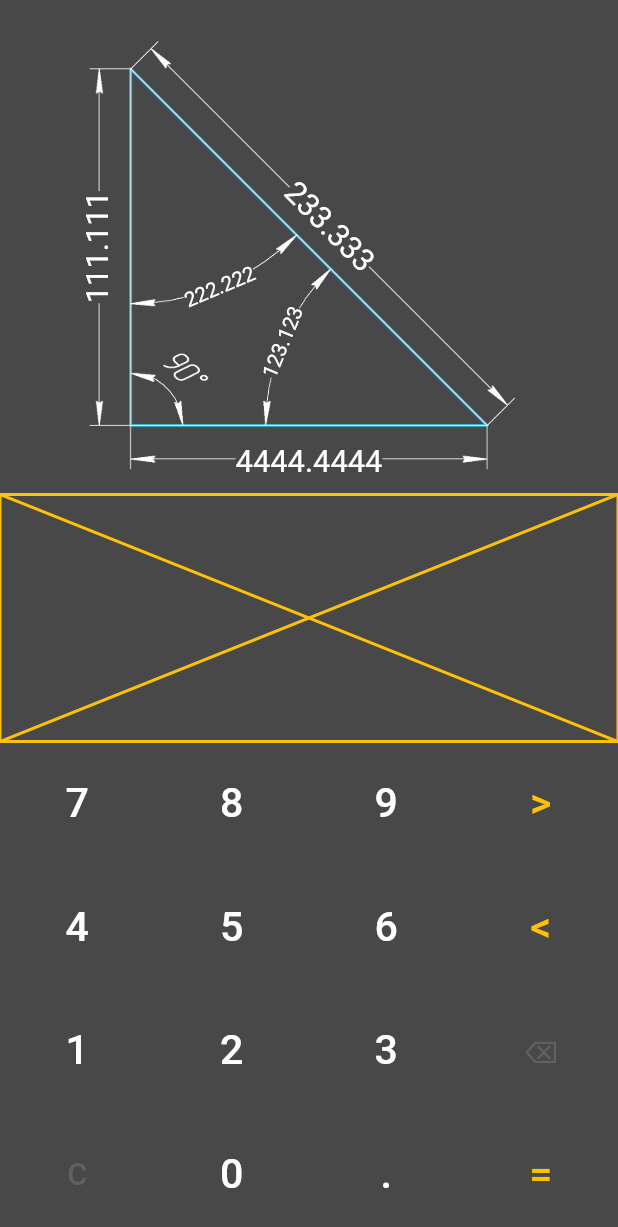
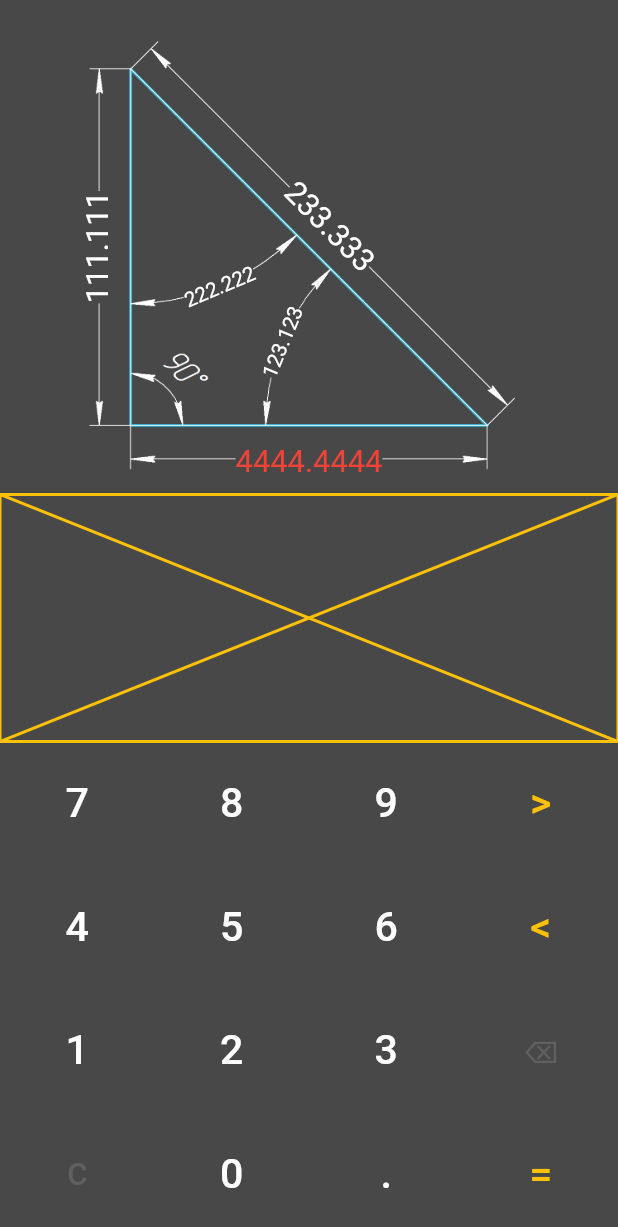
Before and after one commit to a-dev-mobile/calc_triangle, a Flutter app: the screen it shows after launch, on a phone screen of 412 x 824 dp. Shown: the top 1227 px of the screen. Run offline on Flutter 3.47's test engine with Material 2 defaults, Android fonts, the phone set to English and light mode, and no system bars; our stand-ins replace flutter_screenutil, get; missing offline and left inert: flutter_inappwebview.

Commit message:
you need to configure switching between widgets

```diff
--- a/lib/const.dart
+++ b/lib/const.dart
@@ -1,3 +1,5 @@
+import 'dart:ui';
+
 abstract class AssetsPathTriangle {
   static const String _pathAssetsImage = 'assets/image/triangle/';
 
@@ -22,3 +24,9 @@ enum Triangle {
 }
 
 enum BtnTypeCalc { integer, function, operator }
+
+
+abstract class ConstColors{
+   static const scaffoldBackground = Color.fromRGBO(72, 72, 72, 1);
+
+}
--- a/lib/main.dart
+++ b/lib/main.dart
@@ -1,9 +1,10 @@
 // ignore_for_file: prefer_const_constructors, unused_field, avoid_print
 
-import 'dart:convert';
+
 import 'dart:io';
 
-import 'package:calc_triangle/pages/home_page.dart';
+import 'package:calc_triangle/const.dart';
+
 import 'package:calc_triangle/pages/r_triangle_page.dart';
 
 import 'package:flutter/material.dart';
@@ -11,6 +12,7 @@ import 'package:flutter/services.dart';
 
 import 'package:flutter_inappwebview/flutter_inappwebview.dart';
 import 'package:flutter_screenutil/flutter_screenutil.dart';
+import 'package:get/get.dart';
 
 Future<void> main() async {
   WidgetsFlutterBinding.ensureInitialized();
@@ -33,7 +35,7 @@ class MyApp extends StatelessWidget {
     return ScreenUtilInit(
         designSize: Size(1080, 2400),
         builder: () {
-          return MaterialApp(
+          return GetMaterialApp(
             home: RighTriangelePage(),
             theme: ThemeData(
               brightness: Brightness.light,
@@ -41,10 +43,10 @@ class MyApp extends StatelessWidget {
               /* light theme settings */
             ),
             darkTheme: ThemeData(
-              brightness: Brightness.dark,
-  scaffoldBackgroundColor: Color.fromRGBO(72, 72, 72, 1)
-              /* dark theme settings */
-            ),
+                brightness: Brightness.dark,
+                scaffoldBackgroundColor: ConstColors.scaffoldBackground
+                /* dark theme settings */
+                ),
             themeMode: ThemeMode.dark,
             /* ThemeMode.system to follow system theme,
          ThemeMode.light for light theme,
--- a/lib/pages/r_triangle_page.dart
+++ b/lib/pages/r_triangle_page.dart
@@ -4,7 +4,7 @@ import 'dart:convert';
 import 'dart:math';
 
 import 'package:calc_triangle/utils/key_symbol.dart';
-import 'package:calc_triangle/widget/btn_image.dart';
+import 'package:calc_triangle/widget/text_in_image.dart';
 import 'package:calc_triangle/widget/calculator_key.dart';
 import 'package:calc_triangle/widget/formulas_web_view.dart';
 import 'package:flutter/material.dart';
@@ -48,7 +48,6 @@ class RighTriangelePage extends StatelessWidget {
                   minSize: minSize,
                   text: '123.123',
                   angle: -67.66,
-                  colorBgBtn: Color.fromRGBO(72, 72, 72, 1),
                   fontSize: 40.sp,
                   posX: -5.396,
                   posY: 19.117,
@@ -57,7 +56,6 @@ class RighTriangelePage extends StatelessWidget {
                   minSize: minSize,
                   text: '222.222',
                   angle: -22.96,
-                  colorBgBtn: Color.fromRGBO(72, 72, 72, 1),
                   fontSize: 40.sp,
                   posX: -18.073,
                   posY: 7.915,
@@ -66,7 +64,6 @@ class RighTriangelePage extends StatelessWidget {
                   minSize: minSize,
                   text: '233.333',
                   angle: 45,
-                  colorBgBtn: Color.fromRGBO(72, 72, 72, 1),
                   fontSize: 60.sp,
                   posX: 4.166,
                   posY: -4.166,
@@ -75,16 +72,15 @@ class RighTriangelePage extends StatelessWidget {
                   minSize: minSize,
                   text: '4444.4444',
                   angle: 0,
-                  colorBgBtn: Color.fromRGBO(72, 72, 72, 1),
                   fontSize: 60.sp,
                   posX: 0,
                   posY: 43.345,
+                  isActive: true,
                 ),
                 TextInImage(
                   minSize: minSize,
                   text: '111.111',
                   angle: -90,
-                  colorBgBtn: Color.fromRGBO(72, 72, 72, 1),
                   fontSize: 60.sp,
                   posX: -42.845,
                   posY: 0,
@@ -131,7 +127,7 @@ class NumPad extends StatelessWidget {
         ),
         Expanded(
           child: Row(
-              crossAxisAlignment: CrossAxisAlignment.stretch,
+            crossAxisAlignment: CrossAxisAlignment.stretch,
             children: [
               CalculatorKey(symbol: Keys.four),
               CalculatorKey(symbol: Keys.five),
@@ -142,18 +138,18 @@ class NumPad extends StatelessWidget {
         ),
         Expanded(
           child: Row(
-              crossAxisAlignment: CrossAxisAlignment.stretch,
+            crossAxisAlignment: CrossAxisAlignment.stretch,
             children: [
               CalculatorKey(symbol: Keys.one),
               CalculatorKey(symbol: Keys.two),
               CalculatorKey(symbol: Keys.three),
-               CalculatorKey(symbol: Keys.backspase),
+              CalculatorKey(symbol: Keys.backspase),
             ],
           ),
         ),
         Expanded(
           child: Row(
-              crossAxisAlignment: CrossAxisAlignment.stretch,
+            crossAxisAlignment: CrossAxisAlignment.stretch,
             children: [
               CalculatorKey(symbol: Keys.clear),
               CalculatorKey(symbol: Keys.zero),
--- a/lib/widget/btn_image.dart
+++ b/lib/widget/text_in_image.dart
@@ -1,6 +1,8 @@
 import 'dart:math';
 
 import 'package:flutter/material.dart';
+
+import '../const.dart';
 
 class TextInImage extends StatelessWidget {
   const TextInImage({
@@ -11,20 +13,30 @@ class TextInImage extends StatelessWidget {
     required this.angle,
     required this.text,
     required this.fontSize,
-    required this.colorBgBtn,
+    this.isActive = false,
   }) : super(key: key);
-
+  final bool isActive;
   final double minSize;
   final double posX;
   final double posY;
   final double angle;
   final String text;
   final double fontSize;
-  final Color colorBgBtn;
+
   @override
   Widget build(BuildContext context) {
-    TextStyle textStyle = TextStyle(
-        fontSize: fontSize, backgroundColor: colorBgBtn, color: Colors.white);
+    TextStyle textStyle;
+    if (!isActive) {
+      textStyle = TextStyle(
+          fontSize: fontSize,
+          backgroundColor: ConstColors.scaffoldBackground,
+          color: Colors.white);
+    } else {
+      textStyle = TextStyle(
+          fontSize: fontSize,
+          backgroundColor: ConstColors.scaffoldBackground,
+          color: Colors.red);
+    }
 
     return Transform.translate(
       offset: Offset((posX / 100) * minSize, (posY / 100) * minSize),
```
Also changed, not shown: lib/pages/home_page.dart (deleted, +0 -55 lines).
